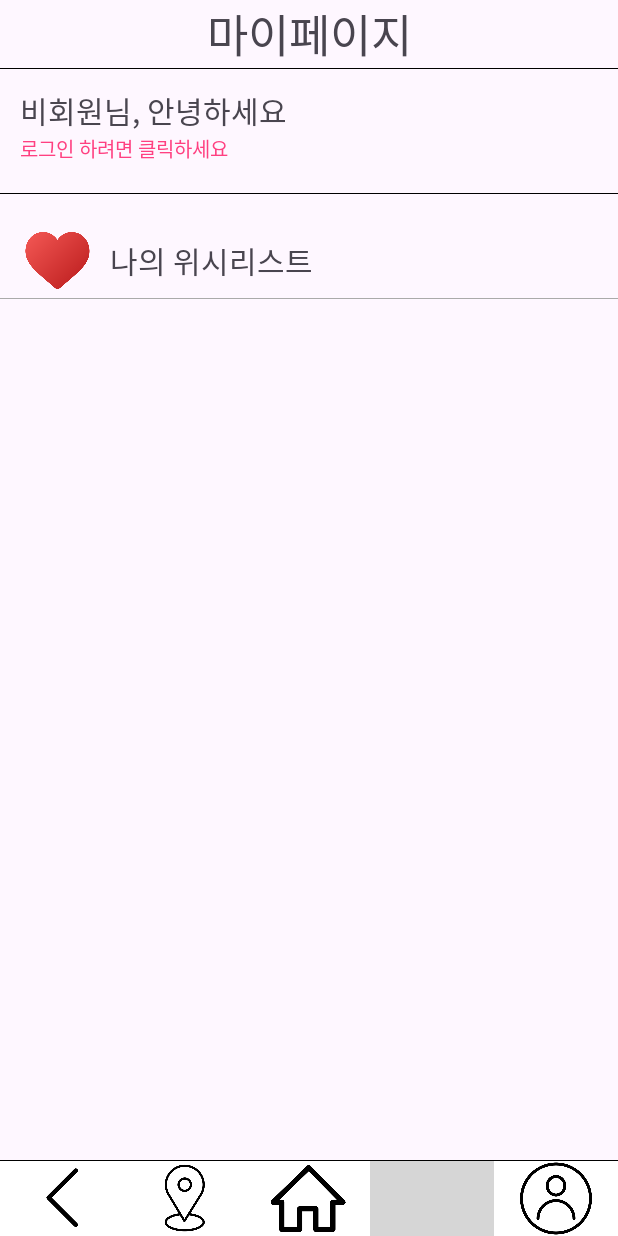
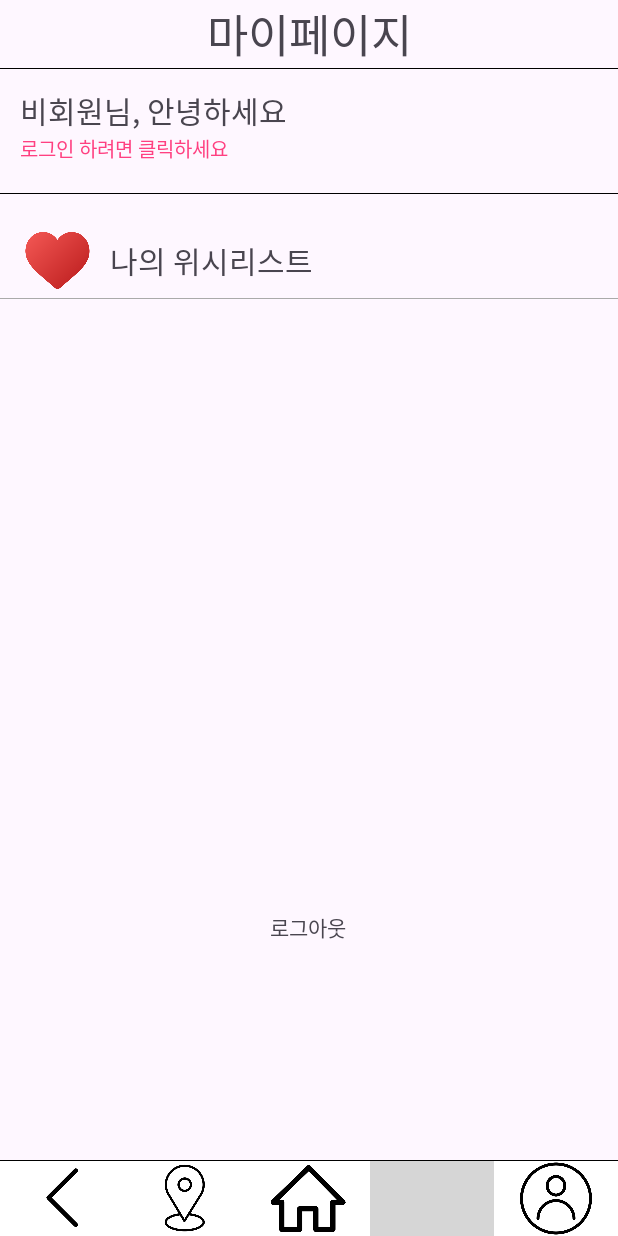
Before and after one commit to Capstone1-kkm/Capstone-kkm, an Android app: the mypage screen opened directly, with no data from a screen before it, on a phone screen of 412 x 824 dp. Run offline under Robolectric (Android 15) with nearby library versions, the phone set to English and light mode, and no system bars; our stand-ins replace Firebase (no records; nobody signed in at launch, a user with empty details on screens opened directly); 2 statements that could not run were skipped; grey boxes are pictures that could not be loaded.

Commit message:
로그아웃 버튼 추가

```diff
--- a/app/src/main/res/layout/mypage.xml
+++ b/app/src/main/res/layout/mypage.xml
@@ -36,19 +36,20 @@
         android:textSize="13dp"
         tools:ignore="TextSizeCheck" />
 
-    <ImageView
+
+    <!-- 위시리스트 -->
+
+    <TextView
         android:id="@+id/logoutButton"
         android:layout_width="wrap_content"
         android:layout_height="wrap_content"
-        android:text="로그아웃"
+        android:layout_alignParentTop="true"
+        android:layout_alignParentEnd="true"
+        android:layout_marginTop="607dp"
+        android:layout_marginEnd="181dp"
         android:clickable="true"
-        android:layout_marginTop="16dp"
-        android:layout_marginEnd="16dp"
-        android:layout_alignParentEnd="true"
-        android:layout_alignParentTop="true"/>
+        android:text="로그아웃" />
 
-
-    <!-- 위시리스트 -->
     <LinearLayout
         android:id="@+id/wishlist"
         android:layout_width="match_parent"
```
